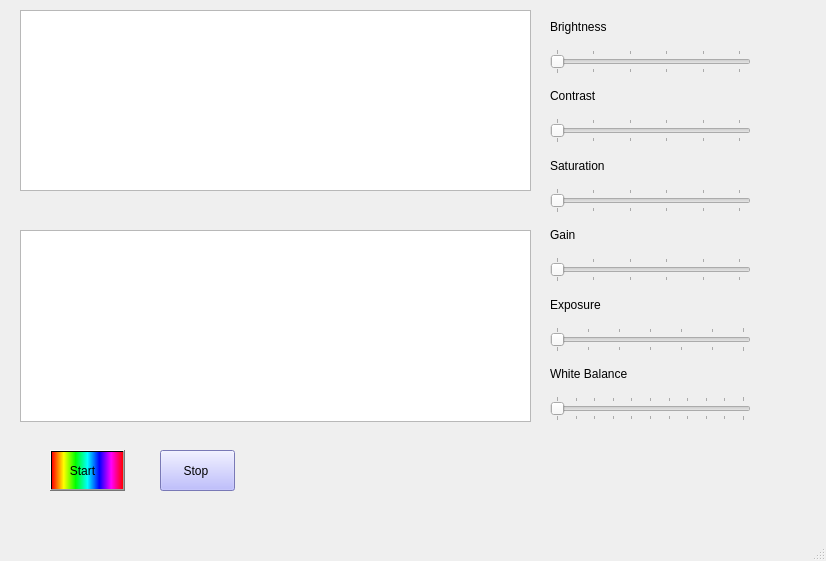
Qt form spectrometer_gui.ui (iremvarol/Real-time-Webcam-Spectrometer) before a commit.
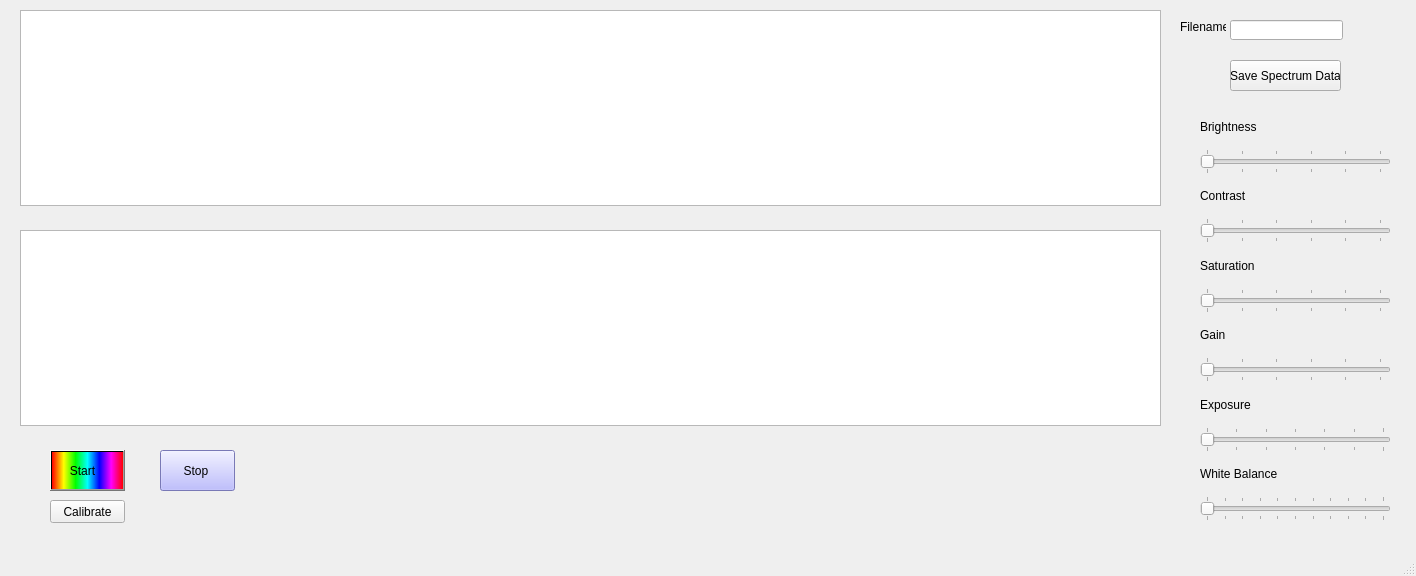
The same form after that commit. Custom widgets are drawn as their Qt base class.

```diff
--- a/spectrometer_gui.ui
+++ b/spectrometer_gui.ui
@@ -6,8 +6,8 @@
    <rect>
     <x>0</x>
     <y>0</y>
-    <width>826</width>
-    <height>561</height>
+    <width>1416</width>
+    <height>576</height>
    </rect>
   </property>
   <property name="windowTitle">
@@ -22,8 +22,8 @@
      <rect>
       <x>20</x>
       <y>10</y>
-      <width>511</width>
-      <height>181</height>
+      <width>1141</width>
+      <height>196</height>
      </rect>
     </property>
    </widget>
@@ -32,8 +32,8 @@
      <rect>
       <x>20</x>
       <y>230</y>
-      <width>511</width>
-      <height>192</height>
+      <width>1141</width>
+      <height>196</height>
      </rect>
     </property>
     <property name="frameShape">
@@ -83,9 +83,9 @@
    <widget class="QWidget" name="gridLayoutWidget">
     <property name="geometry">
      <rect>
-      <x>550</x>
-      <y>10</y>
-      <width>201</width>
+      <x>1200</x>
+      <y>110</y>
+      <width>191</width>
       <height>411</height>
      </rect>
     </property>
@@ -242,6 +242,55 @@
      </item>
     </layout>
    </widget>
+   <widget class="QPushButton" name="buttonGrab">
+    <property name="geometry">
+     <rect>
+      <x>1230</x>
+      <y>60</y>
+      <width>111</width>
+      <height>31</height>
+     </rect>
+    </property>
+    <property name="text">
+     <string>Save Spectrum Data</string>
+    </property>
+   </widget>
+   <widget class="QLineEdit" name="lineFilename">
+    <property name="geometry">
+     <rect>
+      <x>1230</x>
+      <y>20</y>
+      <width>113</width>
+      <height>20</height>
+     </rect>
+    </property>
+   </widget>
+   <widget class="QLabel" name="label_7">
+    <property name="geometry">
+     <rect>
+      <x>1180</x>
+      <y>20</y>
+      <width>46</width>
+      <height>13</height>
+     </rect>
+    </property>
+    <property name="text">
+     <string>Filename:</string>
+    </property>
+   </widget>
+   <widget class="QPushButton" name="buttonCalibrate">
+    <property name="geometry">
+     <rect>
+      <x>50</x>
+      <y>500</y>
+      <width>75</width>
+      <height>23</height>
+     </rect>
+    </property>
+    <property name="text">
+     <string>Calibrate</string>
+    </property>
+   </widget>
   </widget>
   <widget class="QMenuBar" name="menubar">
    <property name="geometry">
```
Left out of the diff: 100 changed lines with no effect on the pictures.
